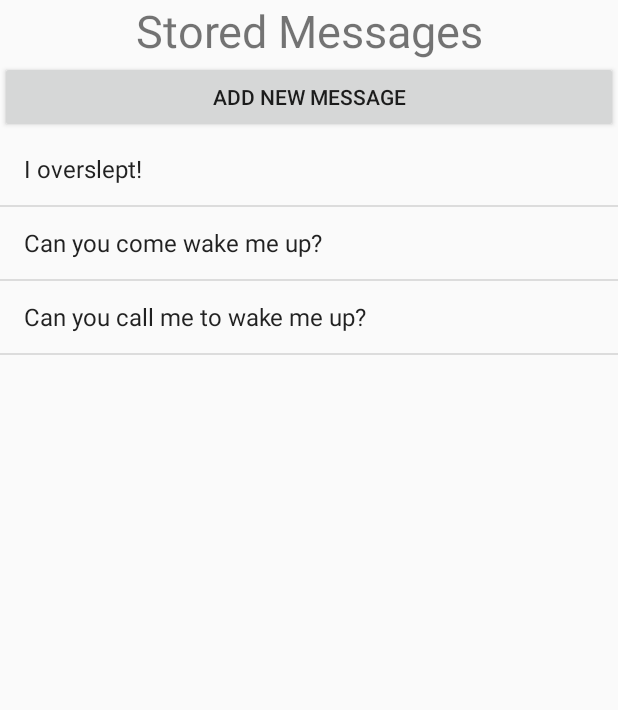
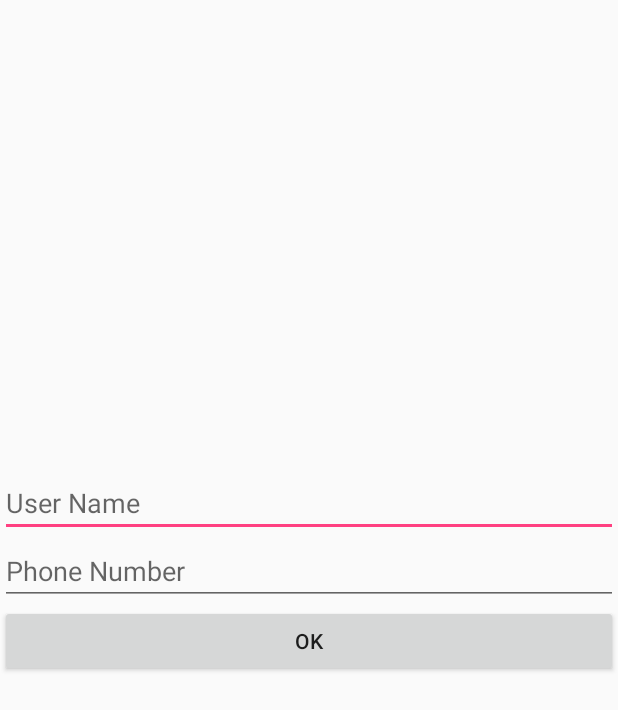
Before and after one commit to achidana/Alarm2, an Android app: the screen it shows after launch (TextArchive before the commit, NewGroupAlarm after it), on a phone screen of 412 x 824 dp. Shown: the top 710 px of the screen. Run offline under Robolectric (Android 15) with nearby library versions, the phone set to English and light mode, and no system bars.

Commit message:
Create New Group, Bare bones of main group alarm page

```diff
--- a/app/src/main/java/com/example/swalt/alarm2/AudioArchive.java
+++ b/app/src/main/java/com/example/swalt/alarm2/AudioArchive.java
@@ -24,6 +24,7 @@ import java.util.ArrayList;
 
 /**
  * Created by JohnRedmon on 2/20/18.
+ * Stores the audio messages
  */
 
 public class AudioArchive extends Activity{
@@ -88,7 +89,7 @@ public class AudioArchive extends Activity{
                 userText = input.getText().toString();
                 try {
                     mp.setDataSource(audioFileLocation);
-                    System.out.println("HERE1: " + audioFileLocation);
+                    //System.out.println("HERE1: " + audioFileLocation);
                 } catch (Exception e) {
                     e.printStackTrace();
                 }
--- a/app/src/main/java/com/example/swalt/alarm2/AudioMessage.java
+++ b/app/src/main/java/com/example/swalt/alarm2/AudioMessage.java
@@ -4,6 +4,7 @@ import android.media.MediaPlayer;
 
 /**
  * Created by JohnRedmon on 2/20/18.
+ * Contents of an audio message, name is what user sees mp3 is attached file
  */
 
 public class AudioMessage {
--- /dev/null
+++ b/app/src/main/java/com/example/swalt/alarm2/NewGroupAlarm.java
@@ -0,0 +1,76 @@
+package com.example.swalt.alarm2;
+
+import android.app.Activity;
+import android.app.AlertDialog;
+import android.content.Context;
+import android.content.DialogInterface;
+import android.content.Intent;
+import android.content.pm.PackageManager;
+import android.os.Bundle;
+import android.os.Parcel;
+import android.os.Parcelable;
+import android.support.v4.app.ActivityCompat;
+import android.telephony.PhoneNumberUtils;
+import android.telephony.TelephonyManager;
+import android.text.InputType;
+import android.util.Log;
+import android.view.LayoutInflater;
+import android.view.View;
+import android.widget.Button;
+import android.widget.EditText;
+import android.widget.Toast;
+
+import java.util.ArrayList;
+
+/**
+ * Created by JohnRedmon on 3/3/18.
+ * Backend logic to create and manage group alarms
+ */
+
+public class NewGroupAlarm extends Activity{
+    EditText editTextUserName,editTextPhoneNumber;
+    Button btnCreateGroupAlarm;
+    String username;
+    String phoneNumber;
+
+    @Override
+    protected void onCreate(Bundle savedInstanceState)
+    {
+        super.onCreate(savedInstanceState);
+        setContentView(R.layout.activity_new_group_alarm);
+
+        editTextUserName=findViewById(R.id.editTextUserName);
+        editTextPhoneNumber=findViewById(R.id.editTextPhoneNumber);
+
+        btnCreateGroupAlarm=findViewById(R.id.OK);
+
+
+        btnCreateGroupAlarm.setOnClickListener(new View.OnClickListener() {
+
+            public void onClick(View v) {
+
+                username=editTextUserName.getText().toString();
+                phoneNumber=editTextPhoneNumber.getText().toString();
+
+                // check if any of the fields are vaccant
+                if(username.equals("")) {
+                    editTextUserName.setError("Invalid Username");
+                }
+                if(phoneNumber.equals("") || phoneNumber.length() > 11 || !PhoneNumberUtils.isGlobalPhoneNumber(phoneNumber)) {
+                    editTextPhoneNumber.setError("Invalid Phone Number");
+                }
+                else {
+                    // Save the Data in Database
+                    sendToGroupAlarm();
+                }
+            }
+        });
+    }
+
+    public void sendToGroupAlarm () {
+        Intent intent = new Intent(this, GroupAlarm.class);
+        intent.putExtra("Username", username);
+        intent.putExtra("PhoneNumber", phoneNumber);
+        startActivity(intent);
+    }
+}
--- a/app/src/main/java/com/example/swalt/alarm2/TextArchive.java
+++ b/app/src/main/java/com/example/swalt/alarm2/TextArchive.java
@@ -21,7 +21,6 @@ import java.util.ArrayList;
 /**
  * Created by JohnRedmon on 2/11/18.
  * Contains Default text messages to be used for phone a friend
- * Include customization? Double check sprint doc
  */
 
 public class TextArchive extends Activity {
@@ -105,6 +104,7 @@ public class TextArchive extends Activity {
                 });
 
                 //Edit is pressed, calls seperate function editItem
+                //TODO: Check editting of default values/cancel
                 builder.setNeutralButton("Edit", new DialogInterface.OnClickListener() {
                     @Override
                     public void onClick(DialogInterface dialogInterface, int i) {
@@ -147,6 +147,7 @@ public class TextArchive extends Activity {
             }
         });
         //Cancel is pressed, ignores changes made and restores original message to list
+        //TODO: Check that cancel doesn't add a new entry
         builder.setNegativeButton("Cancel", new DialogInterface.OnClickListener() {
             @Override
             public void onClick(DialogInterface dialogInterface, int i) {
--- /dev/null
+++ b/app/src/main/res/layout/activity_new_group_alarm.xml
@@ -0,0 +1,38 @@
+<?xml version="1.0" encoding="utf-8"?>
+<android.support.constraint.ConstraintLayout
+    xmlns:android="http://schemas.android.com/apk/res/android" android:layout_width="match_parent"
+    android:layout_height="match_parent">
+
+    <LinearLayout xmlns:android="http://schemas.android.com/apk/res/android"
+        android:layout_width="match_parent"
+        android:layout_height="match_parent"
+        android:orientation="vertical"
+        android:gravity="center_vertical" >
+
+        <EditText
+            android:id="@+id/editTextUserName"
+            android:hint="User Name"
+            android:layout_width="match_parent"
+            android:layout_height="wrap_content"
+            >
+
+            <requestFocus />
+        </EditText>
+
+        <EditText
+            android:id="@+id/editTextPhoneNumber"
+            android:layout_width="fill_parent"
+            android:layout_height="wrap_content"
+            android:hint="@string/prompt_number"
+            android:inputType="phone" />
+
+        <Button
+            android:id="@+id/OK"
+            android:layout_width="fill_parent"
+            android:layout_height="wrap_content"
+            android:text="OK"
+            android:layout_marginBottom="60dp" />
+
+    </LinearLayout>
+
+</android.support.constraint.ConstraintLayout>
--- a/app/src/main/res/layout/activity_send_text.xml
+++ b/app/src/main/res/layout/activity_send_text.xml
@@ -1,8 +1,6 @@
 <?xml version="1.0" encoding="utf-8"?>
 <android.support.constraint.ConstraintLayout
     xmlns:android="http://schemas.android.com/apk/res/android"
-    xmlns:app="http://schemas.android.com/apk/res-auto"
-    xmlns:tools="http://schemas.android.com/tools"
     android:layout_width="match_parent"
     android:layout_height="match_parent">
 
--- a/app/src/main/res/values/strings.xml
+++ b/app/src/main/res/values/strings.xml
@@ -37,5 +37,11 @@
     <!-- Strings related to Verify -->
     <string name="verify">Verify</string>
 
+    <!--Strings related to group alarm -->
+    <string name="group">Group Admin</string>
+    <string name="phone_hint">Enter Number</string>
+    <string name="enter_name">Enter name</string>
+    <string name="user_button">Add User</string>
+
     <string name="title_activity_home_screen">HomeScreen</string>
 </resources>
```
Also changed, not shown: app/src/main/AndroidManifest.xml (+13 -3 lines), app/src/main/java/com/example/swalt/alarm2/GroupAdmin.java (added, +58 -0 lines), app/src/main/java/com/example/swalt/alarm2/GroupAlarm.java (added, +51 -0 lines), app/src/main/java/com/example/swalt/alarm2/User.java (added, +42 -0 lines), app/src/main/res/layout/activity_group_alarm.xml (added, +102 -0 lines).
